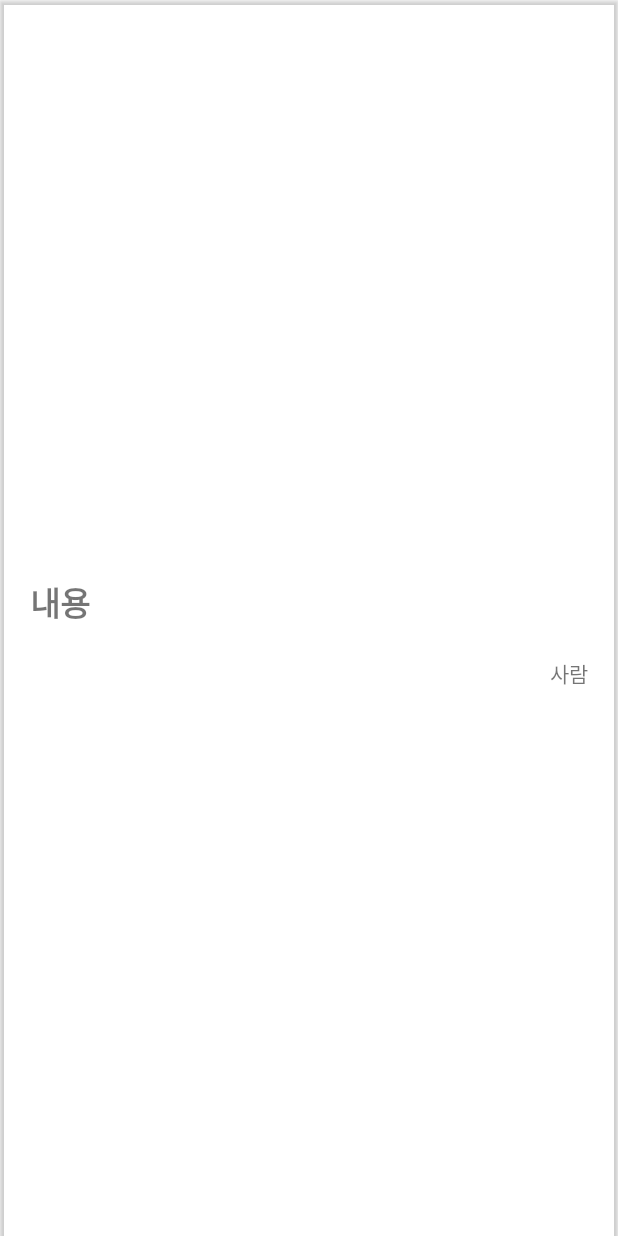
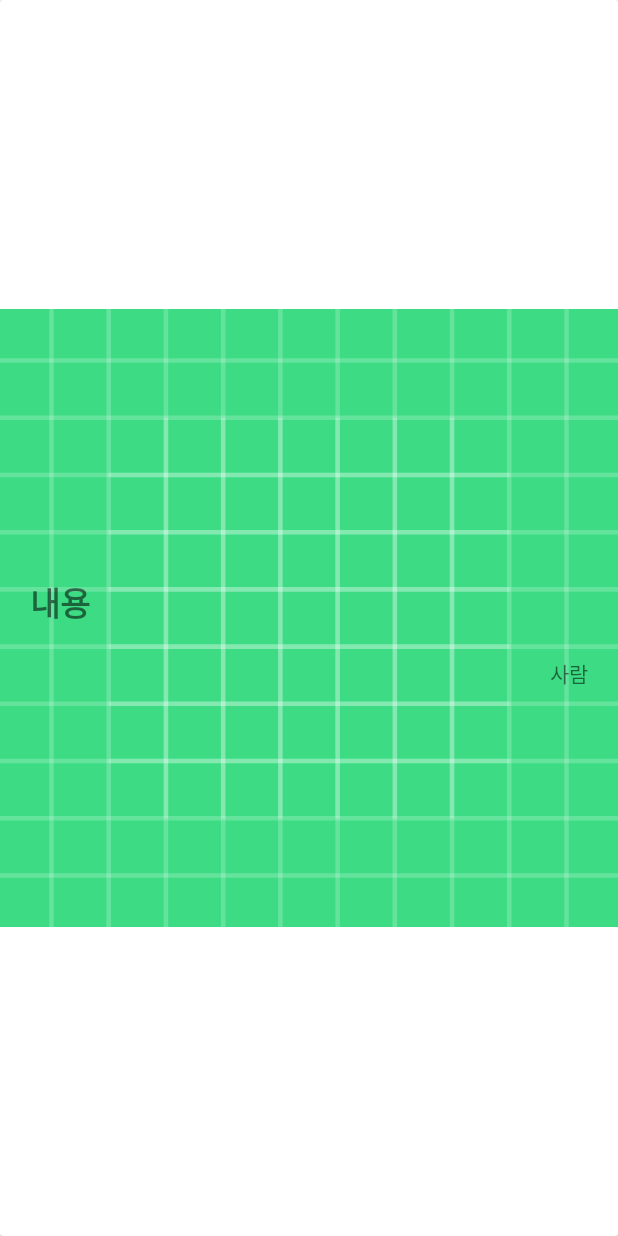
Before and after one commit to eeesnghyun/word-app, an Android app: the layout data_main.xml on its own in the app's theme, with its tools: preview values and no code run, on a phone screen of 412 x 824 dp. Run offline under Robolectric (Android 15) with nearby library versions, the phone set to English and light mode, and no system bars; network calls fail.

```diff
--- a/app/src/main/AndroidManifest.xml
+++ b/app/src/main/AndroidManifest.xml
@@ -21,7 +21,6 @@
             android:exported="true">
             <intent-filter>
                 <action android:name="android.intent.action.MAIN" />
-
                 <category android:name="android.intent.category.LAUNCHER" />
             </intent-filter>
         </activity>
--- a/app/src/main/res/layout/activity_main.xml
+++ b/app/src/main/res/layout/activity_main.xml
@@ -4,8 +4,6 @@
     xmlns:tools="http://schemas.android.com/tools"
     android:layout_width="match_parent"
     android:layout_height="match_parent"
-    android:background="#AEAEF6"
-    android:backgroundTint="#AEAEF6"
     android:orientation="vertical"
     tools:context=".MainActivity">
 
--- a/app/src/main/res/layout/data_main.xml
+++ b/app/src/main/res/layout/data_main.xml
@@ -10,7 +10,15 @@
         android:layout_width="match_parent"
         android:layout_height="match_parent"
         android:layout_gravity="center"
-        app:cardBackgroundColor="#00000000">
+        android:background="@android:color/white"
+        app:cardPreventCornerOverlap="false"
+        app:cardUseCompatPadding="false">
+
+        <ImageView
+            android:id="@+id/imageView"
+            android:layout_width="match_parent"
+            android:layout_height="match_parent"
+            app:srcCompat="@drawable/ic_launcher_background"/>
 
         <LinearLayout
             android:layout_width="match_parent"
```
Also changed, not shown: app/src/main/java/com/example/word_app/MainActivity.java (+8 -6 lines), 1 other file.
